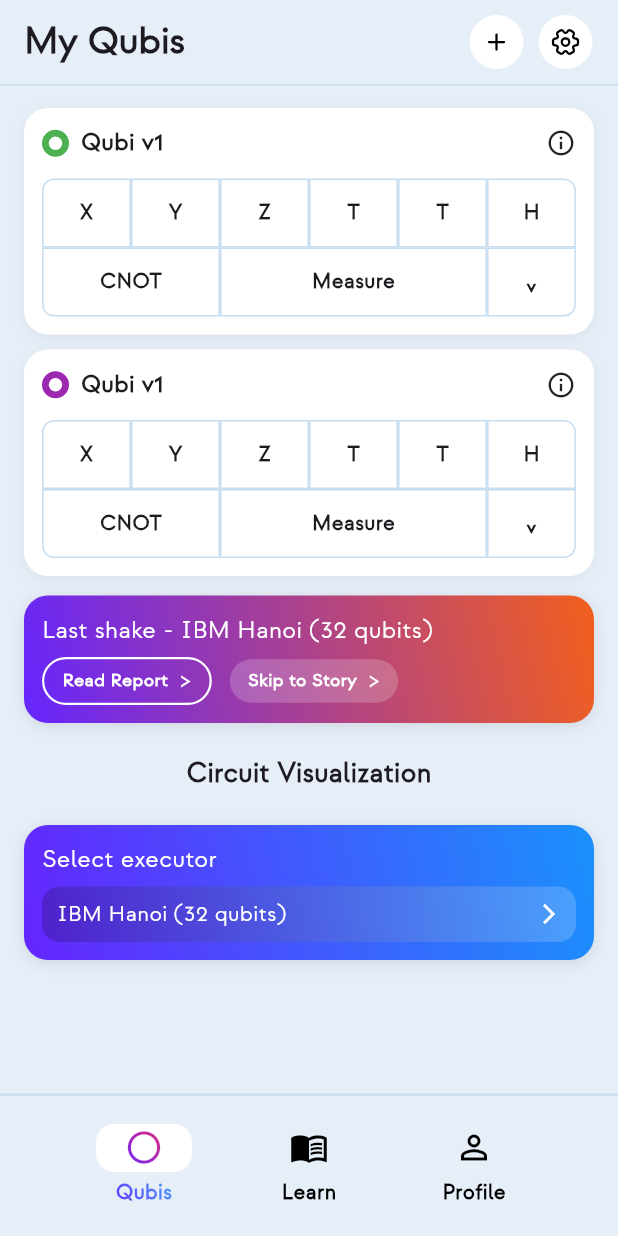
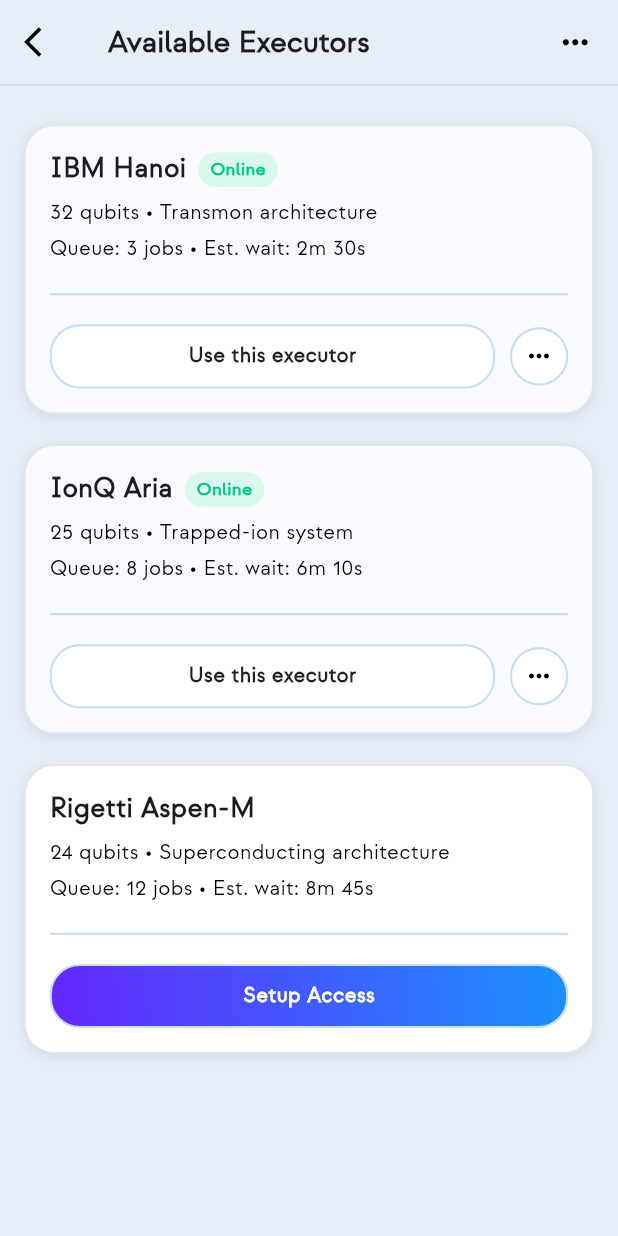
Before and after one commit to Qubi-App-Dev-Team/Qubi-Mobile-App, a Flutter app: the screen it shows after launch, after a tap on "IBM Hanoi (32 qubits)", on a phone screen of 412 x 824 dp. Run offline on Flutter 3.47's test engine with Material 3 defaults, Android fonts, the phone set to English and light mode, and no system bars; our stand-ins replace flutter_svg.

Commit message:
Commit only for HomePage

```diff
--- /dev/null
+++ b/qubi_app/lib/components/executor_card.dart
@@ -0,0 +1,201 @@
+import 'package:flutter/material.dart';
+
+class ExecutorCard extends StatelessWidget {
+  final String name; // executor name (e.g., IBM Hanoi)
+  final String subtitle; // short description (e.g., qubits, architecture)
+  final String details; // extra info (e.g., queue, wait time)
+  final bool isActive; // true → active executor (has access)
+  final VoidCallback onTap; // callback for main button
+  final VoidCallback? onOptionsTap; // optional callback for 3-dot menu
+
+  const ExecutorCard({
+    super.key,
+    required this.name,
+    required this.subtitle,
+    required this.details,
+    required this.isActive,
+    required this.onTap,
+    this.onOptionsTap,
+  });
+
+  @override
+  Widget build(BuildContext context) {
+    return Container(
+      margin: const EdgeInsets.symmetric(vertical: 10),
+      padding: const EdgeInsets.all(16),
+      decoration: BoxDecoration(
+        // Card background and border appearance
+        color: isActive ? const Color(0xFFF8FAFD) : Colors.white,
+        borderRadius: BorderRadius.circular(20),
+        border: Border.all(
+          color: const Color(0xFFE0E6ED),
+          width: 1.2,
+        ),
+        boxShadow: [
+          BoxShadow(
+            color: Colors.black.withValues(alpha: 0.08),
+            blurRadius: 6,
+            offset: const Offset(0, 2),
+          ),
+        ],
+      ),
+
+      // Full card content layout
+      child: Column(
+        crossAxisAlignment: CrossAxisAlignment.start,
+        children: [
+          // --------------------------------------------------------------
+          // HEADER ROW → Executor name + "Online" badge (if active)
+          // --------------------------------------------------------------
+          Row(
+            mainAxisAlignment: MainAxisAlignment.spaceBetween,
+            children: [
+              Row(
+                children: [
+                  // Executor Name
+                  Text(
+                    name,
+                    style: const TextStyle(
+                      fontSize: 18,
+                      fontWeight: FontWeight.w700,
+                    ),
+                  ),
+                  const SizedBox(width: 8),
+                  if (isActive)
+                    Container(
+                      padding: const EdgeInsets.symmetric(
+                          horizontal: 8, vertical: 3),
+                      decoration: BoxDecoration(
+                        color: const Color(0xFFDBF8EC),
+                        borderRadius: BorderRadius.circular(30),
+                      ),
+                      child: const Text(
+                        "Online",
+                        style: TextStyle(
+                          color: Color(0xFF00C88C),
+                          fontWeight: FontWeight.w700,
+                          fontSize: 12,
+                        ),
+                      ),
+                    ),
+                ],
+              ),
+            ],
+          ),
+
+          // --------------------------------------------------------------
+          // SUBTITLE + DETAILS → architecture info and queue time
+          // --------------------------------------------------------------
+          const SizedBox(height: 6),
+          Text(
+            subtitle, // e.g., “32 qubits • Transmon architecture”
+            style: const TextStyle(
+              fontSize: 14,
+              fontWeight: FontWeight.w500,
+              color: Colors.black,
+            ),
+          ),
+          const SizedBox(height: 4),
+          Text(
+            details, // e.g., “Queue: 3 jobs • Est. wait: 2m 30s”
+            style: const TextStyle(
+              fontSize: 14,
+              fontWeight: FontWeight.w500,
+              color: Colors.black,
+            ),
+          ),
+          const SizedBox(height: 12),
+
+          // --------------------------------------------------------------
+          // DIVIDER LINE → separates text section from button section
+          // --------------------------------------------------------------
+          const Divider(color: Color(0xFFC7DDF0), thickness: 1.5),
+          const SizedBox(height: 12),
+
+          // --------------------------------------------------------------
+          // BUTTON ROW → “Use this executor” / “Setup Access” + options
+          // --------------------------------------------------------------
+          Row(
+            mainAxisAlignment: MainAxisAlignment.spaceBetween,
+            children: [
+              // Main action button
+              Expanded(
+                child: GestureDetector(
+                  onTap: onTap,
+                  child: Container(
+                    padding: const EdgeInsets.symmetric(
+                        vertical: 10, horizontal: 12),
+
+                    // ----------------------------------------------------
+                    // Gradient + color logic:
+                    // - Active → white button (outline only)
+                    // - Inactive → gradient background
+                    // ----------------------------------------------------
+                    decoration: BoxDecoration(
+                      gradient: isActive
+                          ? null
+                          : const LinearGradient(
+                              colors: [Color(0xFF6525FE), Color(0xFF1A91FC)],
+                              begin: Alignment.bottomLeft,
+                              end: Alignment.topRight,
+                            ),
+                      color: isActive
+                          ? const Color(0xFFFFFFFF)
+                          : null,
+                      borderRadius: BorderRadius.circular(20),
+                      border: Border.all(
+                        color: const Color(0xFFC7DDF0),
+                        width: 1.4,
+                      ),
+                    ),
+                    child: Center(
+                      child: Text(
+                        // ------------------------------------------------
+                        // Conditional text:
+                        // “Use this executor” (active)
+                        // “Setup Access” (inactive)
+                        // ------------------------------------------------
+                        isActive ? "Use this executor" : "Setup Access",
+                        style: TextStyle(
+                          color: isActive ? Colors.black87 : Colors.white,
+                          fontWeight: FontWeight.w600,
+                          fontSize: 14,
+                        ),
+                      ),
+                    ),
+                  ),
+                ),
+              ),
+
+              // --------------------------------------------------------------
+              // SECONDARY BUTTON → 3-dot circle for options (only if active)
+              // --------------------------------------------------------------
+              if (isActive) ...[
+                const SizedBox(width: 10),
+                GestureDetector(
+                  onTap: onOptionsTap ?? () {},
+                  child: Container(
+                    padding: const EdgeInsets.all(8),
+                    decoration: BoxDecoration(
+                      shape: BoxShape.circle,
+                      color: Colors.white,
+                      border: Border.all(
+                        color: const Color(0xFFC7DDF0),
+                        width: 1.4,
+                      )
+                    ),
+                    child: const Icon(
+                      Icons.more_horiz,
+                      color: Colors.black,
+                      size: 20,
+                    ),
+                  ),
+                ),
+              ],
+            ],
+          ),
+        ],
+      ),
+    );
+  }
+}
--- /dev/null
+++ b/qubi_app/lib/pages/home/executor.dart
@@ -0,0 +1,65 @@
+import 'package:flutter/material.dart';
+import 'package:qubi_app/components/executor_card.dart';
+
+class ExecutorPage extends StatelessWidget {
+  const ExecutorPage({super.key});
+
+  @override
+  Widget build(BuildContext context) {
+    return Scaffold(
+      backgroundColor: const Color(0xFFE6EEF8),
+      appBar: AppBar(
+        backgroundColor: const Color(0xFFE6EEF8),
+        elevation: 0,
+        title: const Text(
+          "Available Executors",
+          style: TextStyle(
+            fontSize: 20,
+            fontWeight: FontWeight.w900,
+          ),
+        ),
+        leading: IconButton(
+          icon: const Icon(Icons.arrow_back_ios, color: Colors.black),
+          onPressed: () => Navigator.pop(context),
+        ),
+        actions: const [
+          Padding(
+            padding: EdgeInsets.only(right: 16),
+            child: Icon(Icons.more_horiz, size: 25, color: Colors.black),
+          ),
+        ],
+        bottom: const PreferredSize(
+          preferredSize: Size.fromHeight(1),
+          child: Divider(color: Color(0xFFC7DDF0), height: 1),
+        ),
+      ),
+      body: ListView(
+        padding: const EdgeInsets.all(16),
+        children: [
+          ExecutorCard(
+            name: "IBM Hanoi",
+            subtitle: "32 qubits • Transmon architecture",
+            details: "Queue: 3 jobs • Est. wait: 2m 30s",
+            isActive: true,
+            onTap: () => debugPrint("Use this executor"),
+            onOptionsTap: () => debugPrint("Show options"),
+          ),
+          ExecutorCard(
+            name: "IonQ Aria",
+            subtitle: "25 qubits • Trapped-ion system",
+            details: "Queue: 8 jobs • Est. wait: 6m 10s",
+            isActive: true,
+            onTap: () => debugPrint("Setup Access"),
+          ),
+          ExecutorCard(
+            name: "Rigetti Aspen-M",
+            subtitle: "24 qubits • Superconducting architecture",
+            details: "Queue: 12 jobs • Est. wait: 8m 45s",
+            isActive: false,
+            onTap: () => debugPrint("Setup Access"),
+          ),
+        ],
+      ),
+    );
+  }
+}
--- a/qubi_app/lib/pages/home/home.dart
+++ b/qubi_app/lib/pages/home/home.dart
@@ -1,6 +1,8 @@
 import 'package:flutter/material.dart';
 import 'package:flutter_svg/svg.dart';
 import 'package:qubi_app/components/qubi_card.dart';
+import 'package:qubi_app/pages/home/run.dart';
+import 'package:qubi_app/pages/home/executor.dart';
 
 class HomePage extends StatelessWidget {
   const HomePage({super.key});
@@ -79,8 +81,18 @@
                 Row(
                   mainAxisAlignment: MainAxisAlignment.start,
                   children: [
-                    buildGradientButton("Read Report", true),
+                    // "Read Report" → RunPage()
+                    GestureDetector(
+                      onTap: () {
+                        Navigator.push(
+                          context,
+                          MaterialPageRoute(builder: (context) => const RunPage()),
+                        );
+                      },
+                      child: buildGradientButton("Read Report", true),
+                    ),
                     const SizedBox(width: 12),
+                    // "Skip to Story" (currently no destination, so keep it inactive for now)
                     buildGradientButton("Skip to Story", false),
                   ],
                 ),
@@ -127,6 +139,10 @@
                 SizedBox(height: 6),
                 GestureDetector(
                   onTap: () {
+                    Navigator.push(
+                      context,
+                      MaterialPageRoute(builder: (context) => const ExecutorPage()),
+                    );
                     debugPrint('hello');
                     // TODO: navigate to next page here
                   },
```
Also changed, not shown: qubi_app/lib/pages/home/run.dart (added, +347 -0 lines).
